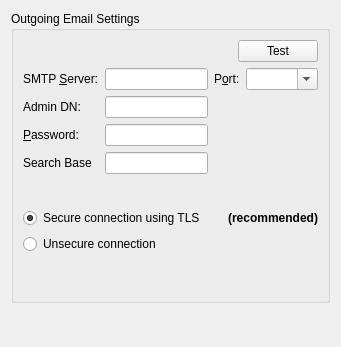
networkoptix/nx_open, file client/src/ui/widgets/settings/ldap_settings_widget.ui: the form before one commit.
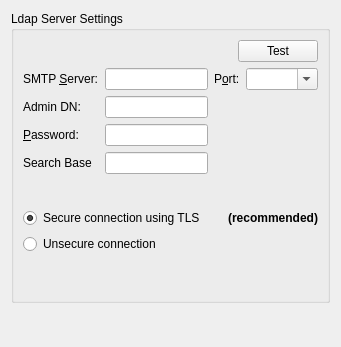
The form after the commit.

Commit message:
implement ldap authentication using digest
<==== Mercurial data ====>
Branch: feature_305_ldap

```diff
--- a/client/src/ui/widgets/settings/ldap_settings_widget.ui
+++ b/client/src/ui/widgets/settings/ldap_settings_widget.ui
@@ -17,7 +17,7 @@
    <item>
     <widget class="QGroupBox" name="groupBox">
      <property name="title">
-      <string>Outgoing Email Settings</string>
+      <string>Ldap Server Settings</string>
      </property>
      <layout class="QVBoxLayout" name="verticalLayout_3">
       <item>
```
The commit also changes 11 other files.
